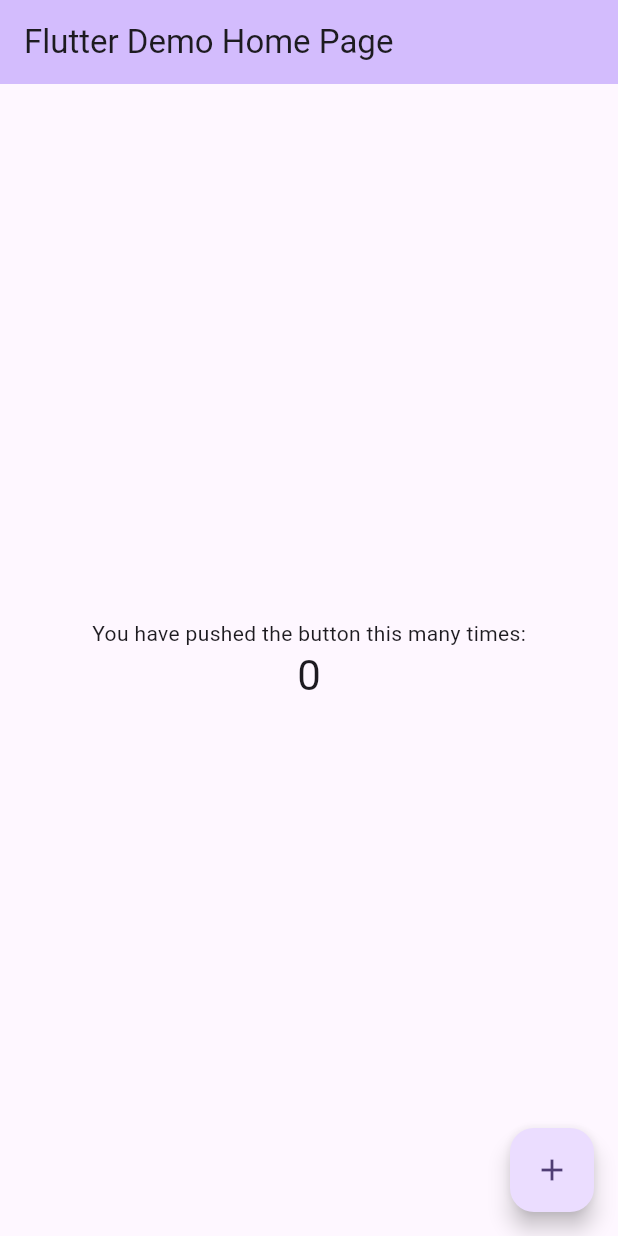
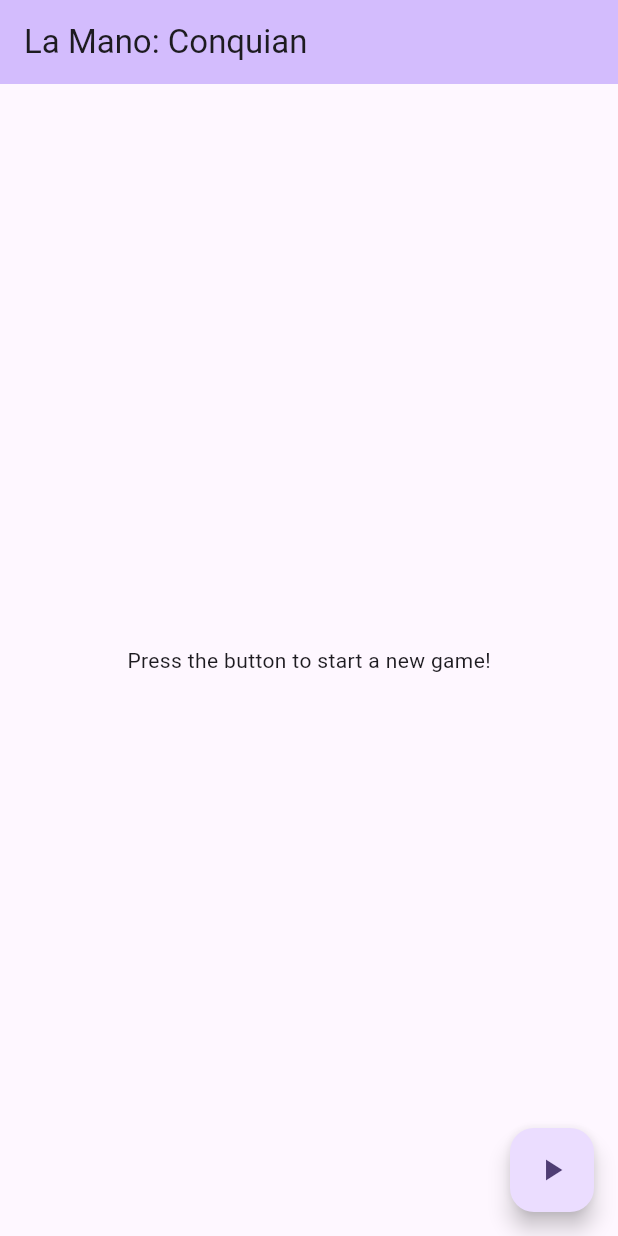
Before and after one commit to 3rdLuigi/la_mano_conquian, a Flutter app: the screen it shows after launch, on a phone screen of 412 x 824 dp. Run offline on Flutter 3.47's test engine with Material 3 defaults, Android fonts, the phone set to English and light mode, and no system bars.

Commit message:
Established a modular game logic structure and connected it to the UI

```diff
--- a/lib/main.dart
+++ b/lib/main.dart
@@ -1,4 +1,6 @@
 import 'package:flutter/material.dart';
+// Import your game logic package!
+import 'package:game_logic/game_logic.dart';
 
 void main() {
   runApp(const MyApp());
@@ -7,46 +9,21 @@ void main() {
 class MyApp extends StatelessWidget {
   const MyApp({super.key});
 
-  // This widget is the root of your application.
   @override
   Widget build(BuildContext context) {
     return MaterialApp(
-      title: 'Flutter Demo',
+      title: 'La Mano: Conquian',
       theme: ThemeData(
-        // This is the theme of your application.
-        //
-        // TRY THIS: Try running your application with "flutter run". You'll see
-        // the application has a purple toolbar. Then, without quitting the app,
-        // try changing the seedColor in the colorScheme below to Colors.green
-        // and then invoke "hot reload" (save your changes or press the "hot
-        // reload" button in a Flutter-supported IDE, or press "r" if you used
-        // the command line to start the app).
-        //
-        // Notice that the counter didn't reset back to zero; the application
-        // state is not lost during the reload. To reset the state, use hot
-        // restart instead.
-        //
-        // This works for code too, not just values: Most code changes can be
-        // tested with just a hot reload.
         colorScheme: ColorScheme.fromSeed(seedColor: Colors.deepPurple),
+        useMaterial3: true,
       ),
-      home: const MyHomePage(title: 'Flutter Demo Home Page'),
+      home: const MyHomePage(title: 'La Mano: Conquian'),
     );
   }
 }
 
 class MyHomePage extends StatefulWidget {
   const MyHomePage({super.key, required this.title});
-
-  // This widget is the home page of your application. It is stateful, meaning
-  // that it has a State object (defined below) that contains fields that affect
-  // how it looks.
-
-  // This class is the configuration for the state. It holds the values (in this
-  // case the title) provided by the parent (in this case the App widget) and
-  // used by the build method of the State. Fields in a Widget subclass are
-  // always marked "final".
-
   final String title;
 
   @override
@@ -54,69 +31,58 @@ class MyHomePage extends StatefulWidget {
 }
 
 class _MyHomePageState extends State<MyHomePage> {
-  int _counter = 0;
+  // Create an instance of your game controller
+  final GameController _gameController = GameController();
 
-  void _incrementCounter() {
+  void _startNewGame() {
     setState(() {
-      // This call to setState tells the Flutter framework that something has
-      // changed in this State, which causes it to rerun the build method below
-      // so that the display can reflect the updated values. If we changed
-      // _counter without calling setState(), then the build method would not be
-      // called again, and so nothing would appear to happen.
-      _counter++;
+      // Calling setState will make sure the UI rebuilds after the state changes
+      _gameController.startNewGame();
     });
   }
 
   @override
   Widget build(BuildContext context) {
-    // This method is rerun every time setState is called, for instance as done
-    // by the _incrementCounter method above.
-    //
-    // The Flutter framework has been optimized to make rerunning build methods
-    // fast, so that you can just rebuild anything that needs updating rather
-    // than having to individually change instances of widgets.
+    // Get the current game state from the controller
+    final gameState = _gameController.state;
+
     return Scaffold(
       appBar: AppBar(
-        // TRY THIS: Try changing the color here to a specific color (to
-        // Colors.amber, perhaps?) and trigger a hot reload to see the AppBar
-        // change color while the other colors stay the same.
         backgroundColor: Theme.of(context).colorScheme.inversePrimary,
-        // Here we take the value from the MyHomePage object that was created by
-        // the App.build method, and use it to set our appbar title.
         title: Text(widget.title),
       ),
       body: Center(
-        // Center is a layout widget. It takes a single child and positions it
-        // in the middle of the parent.
         child: Column(
-          // Column is also a layout widget. It takes a list of children and
-          // arranges them vertically. By default, it sizes itself to fit its
-          // children horizontally, and tries to be as tall as its parent.
-          //
-          // Column has various properties to control how it sizes itself and
-          // how it positions its children. Here we use mainAxisAlignment to
-          // center the children vertically; the main axis here is the vertical
-          // axis because Columns are vertical (the cross axis would be
-          // horizontal).
-          //
-          // TRY THIS: Invoke "debug painting" (choose the "Toggle Debug Paint"
-          // action in the IDE, or press "p" in the console), to see the
-          // wireframe for each widget.
           mainAxisAlignment: MainAxisAlignment.center,
           children: <Widget>[
-            const Text('You have pushed the button this many times:'),
-            Text(
-              '$_counter',
-              style: Theme.of(context).textTheme.headlineMedium,
-            ),
+            // Show a message if the game hasn't started yet
+            if (gameState == null)
+              const Text('Press the button to start a new game!'),
+
+            // If the game has started, display some info
+            if (gameState != null) ...[
+              Text(
+                'Top of Discard Pile:',
+                style: Theme.of(context).textTheme.headlineSmall,
+              ),
+              Text(
+                '${gameState.discardPile.last}',
+                style: Theme.of(context).textTheme.bodyLarge,
+              ),
+              const SizedBox(height: 20),
+              Text(
+                'Player 1 has ${gameState.players[0].hand.length} cards.',
+                style: Theme.of(context).textTheme.bodyLarge,
+              ),
+            ],
           ],
         ),
       ),
       floatingActionButton: FloatingActionButton(
-        onPressed: _incrementCounter,
-        tooltip: 'Increment',
-        child: const Icon(Icons.add),
-      ), // This trailing comma makes auto-formatting nicer for build methods.
+        onPressed: _startNewGame,
+        tooltip: 'New Game',
+        child: const Icon(Icons.play_arrow),
+      ),
     );
   }
 }
--- a/packages/game_logic/example/game_logic_example.dart
+++ /dev/null
@@ -1,6 +0,0 @@
-import 'package:game_logic/game_logic.dart';
-
-void main() {
-  var awesome = Awesome();
-  print('awesome: ${awesome.isAwesome}');
-}
--- a/packages/game_logic/lib/game_logic.dart
+++ b/packages/game_logic/lib/game_logic.dart
@@ -3,6 +3,10 @@
 /// More dartdocs go here.
 library;
 
-export 'src/game_logic_base.dart';
+export 'src/models/deck.dart';
+export 'src/models/card.dart';
+export 'src/models/player.dart';
+export 'src/models/game_state.dart';
+export 'src/game_controller.dart';
 
 // TODO: Export any libraries intended for clients of this package.
--- a/packages/game_logic/lib/src/game_logic_base.dart
+++ /dev/null
@@ -1,6 +0,0 @@
-// TODO: Put public facing types in this file.
-
-/// Checks if you are awesome. Spoiler: you are.
-class Awesome {
-  bool get isAwesome => true;
-}
--- /dev/null
+++ b/packages/game_logic/lib/src/models/card.dart
@@ -0,0 +1,16 @@
+// Enums are great for defining a fixed set of values
+enum Suit { oros, copas, espadas, bastos } // Gold, Cups, Swords, Clubs
+enum Rank { ace, two, three, four, five, six, seven, jack, knight, king }
+
+class Card {
+  final Suit suit;
+  final Rank rank;
+
+  Card(this.suit, this.rank);
+
+  @override
+  String toString() {
+    // Helpful for debugging!
+    return '${rank.name} of ${suit.name}';
+  }
+}
--- /dev/null
+++ b/packages/game_logic/lib/src/models/deck.dart
@@ -0,0 +1,26 @@
+import 'card.dart';
+
+class Deck {
+  final List<Card> _cards = [];
+
+  Deck() {
+    // Create a standard 40-card Spanish deck
+    for (var suit in Suit.values) {
+      for (var rank in Rank.values) {
+        _cards.add(Card(suit, rank));
+      }
+    }
+  }
+
+  // A public getter to see the cards without being able to modify the list
+  List<Card> get cards => _cards;
+
+  void shuffle() {
+    _cards.shuffle();
+  }
+
+  @override
+  String toString() {
+    return _cards.toString();
+  }
+}
--- /dev/null
+++ b/packages/game_logic/lib/src/models/game_state.dart
@@ -0,0 +1,21 @@
+import 'card.dart';
+import 'deck.dart';
+import 'player.dart';
+
+enum GameStatus { playing, gameOver }
+
+class GameState {
+  final List<Player> players;
+  final Deck deck;
+  final List<Card> discardPile;
+  final int currentPlayerIndex;
+  final GameStatus status;
+
+  GameState({
+    required this.players,
+    required this.deck,
+    required this.discardPile,
+    required this.currentPlayerIndex,
+    this.status = GameStatus.playing,
+  });
+}
--- /dev/null
+++ b/packages/game_logic/lib/src/models/player.dart
@@ -0,0 +1,13 @@
+import 'card.dart';
+
+class Player {
+  final String id;
+  final List<Card> hand = [];
+
+  Player({required this.id});
+
+  @override
+  String toString() {
+    return 'Player($id) Hand: ${hand.toString()}';
+  }
+}
```
Also changed, not shown: packages/game_logic/lib/src/game_controller.dart (added, +44 -0 lines), 2 other files.
